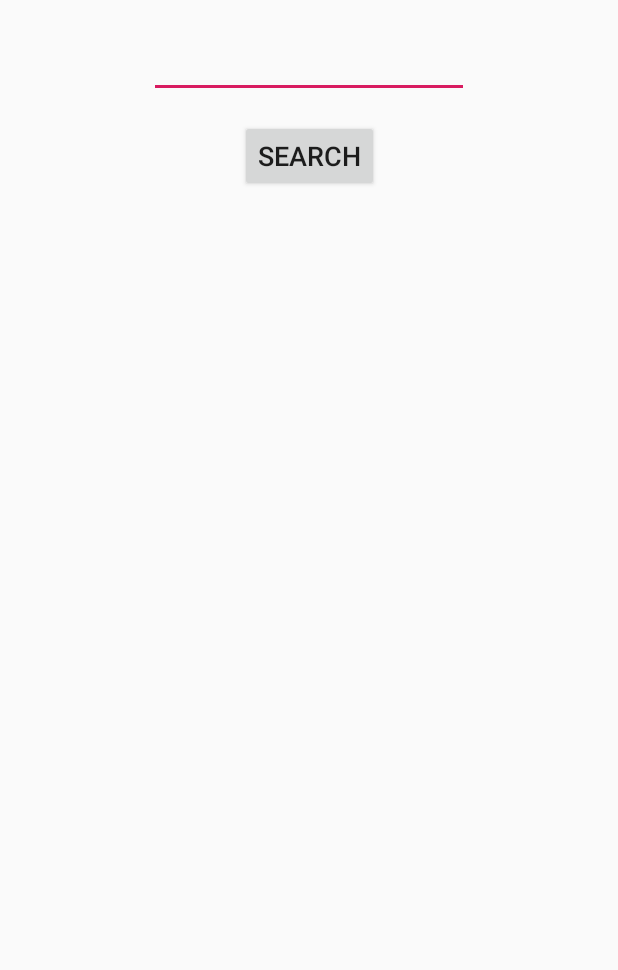
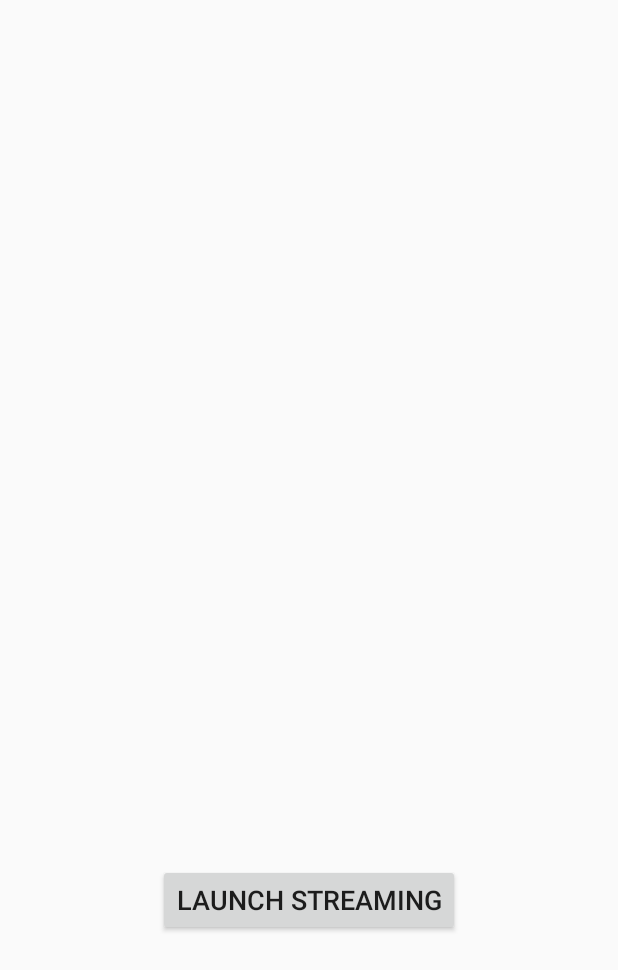
Before and after one commit to mattv23v/PodcastApplication, an Android app: the PodcastPlayer screen opened directly, with no data from a screen before it, on a phone screen of 412 x 824 dp. Shown: the top 970 px of the screen. Run offline under Robolectric (Android 15) with nearby library versions, the phone set to English and light mode, and no system bars.

Commit message:
send podcast to player

```diff
--- a/app/src/main/java/com/example/matt/podcastapplication/MainActivity.java
+++ b/app/src/main/java/com/example/matt/podcastapplication/MainActivity.java
@@ -76,8 +76,10 @@ public class MainActivity extends Activity implements AsyncResponse{
                    Toast.makeText(getApplicationContext(),
                            podCast.getTitle().toString(), Toast.LENGTH_LONG).show();
 
+                   PodcastPlayer player = new PodcastPlayer(podCast);
+
                    Intent myIntent = new Intent(MainActivity.this,
-                           PodcastPlayer.class);
+                           player.getClass());
                    startActivity(myIntent);
                }
 
--- a/app/src/main/java/com/example/matt/podcastapplication/PodcastPlayer.java
+++ b/app/src/main/java/com/example/matt/podcastapplication/PodcastPlayer.java
@@ -18,11 +18,17 @@ public class PodcastPlayer extends Activity {
     private MediaPlayer mediaPlayer;
     private ProgressDialog progressDialog;
     private boolean initialStage = true;
+    private Podcast podcast;
 
+    public PodcastPlayer(Podcast podcast){
+        this.podcast = podcast;
+    }
+    public PodcastPlayer(){
+    }
     @Override
     protected void onCreate(Bundle savedInstanceState) {
         super.onCreate(savedInstanceState);
-        setContentView(R.layout.activity_main);
+        setContentView(R.layout.podcast_player_layout);
         btn = (Button) findViewById(R.id.audioStreamBtn);
         mediaPlayer = new MediaPlayer();
         mediaPlayer.setAudioStreamType(AudioManager.STREAM_MUSIC);
@@ -67,7 +73,9 @@ public class PodcastPlayer extends Activity {
     }
 
     class Player extends AsyncTask<String, Void, Boolean> {
+
         @Override
+
         protected Boolean doInBackground(String... strings) {
             Boolean prepared = false;
 
--- a/app/src/main/res/layout/podcast_player_layout.xml
+++ b/app/src/main/res/layout/podcast_player_layout.xml
@@ -1,6 +1,22 @@
 <?xml version="1.0" encoding="utf-8"?>
-<android.support.constraint.ConstraintLayout
-    xmlns:android="http://schemas.android.com/apk/res/android" android:layout_width="match_parent"
+<android.support.constraint.ConstraintLayout xmlns:android="http://schemas.android.com/apk/res/android"
+    xmlns:app="http://schemas.android.com/apk/res-auto"
+    xmlns:tools="http://schemas.android.com/tools"
+    android:layout_width="match_parent"
     android:layout_height="match_parent">
 
+    <Button
+        android:id="@+id/audioStreamBtn"
+        android:layout_width="wrap_content"
+        android:layout_height="wrap_content"
+        android:layout_below="@id/logo"
+        android:layout_centerHorizontal="true"
+        android:layout_marginBottom="200dp"
+        android:text="Launch Streaming"
+        android:textSize="18sp"
+        app:layout_constraintBottom_toBottomOf="parent"
+        app:layout_constraintEnd_toEndOf="parent"
+        app:layout_constraintStart_toStartOf="parent"
+        tools:ignore="MissingConstraints" />
+
 </android.support.constraint.ConstraintLayout>
```
